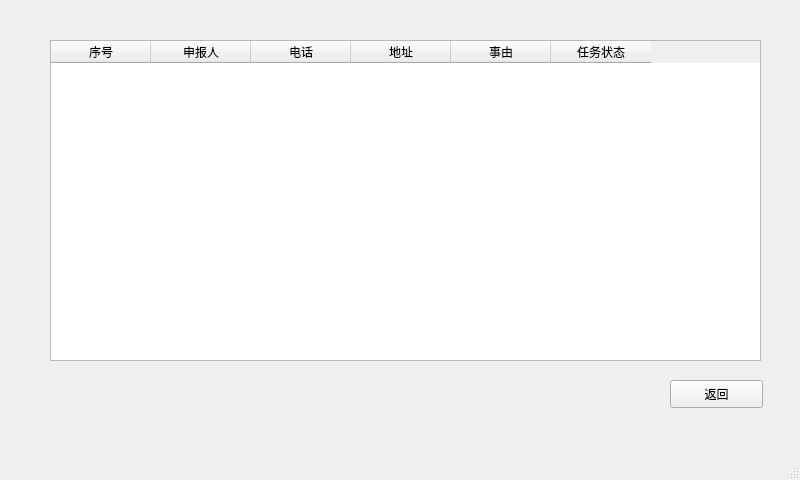
hewei-bit/QT-Learing, file item/intelligent_community/mange_business.ui: the form before one commit.
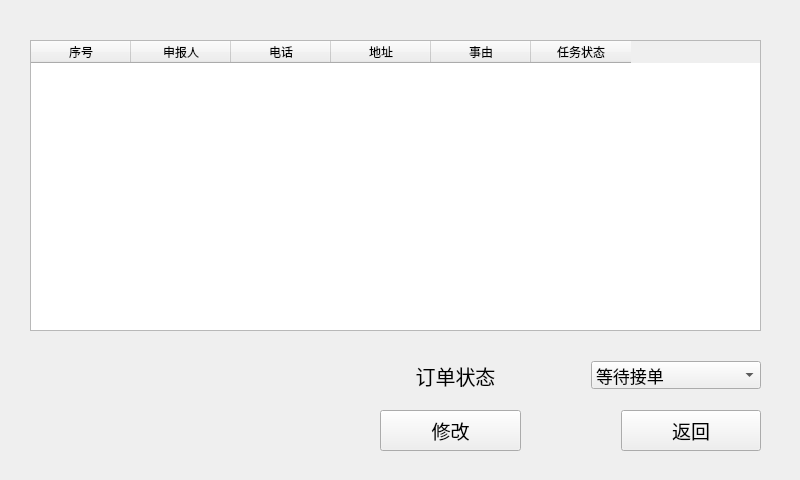
The form after the commit.

```diff
--- a/item/intelligent_community/mange_business.ui
+++ b/item/intelligent_community/mange_business.ui
@@ -14,26 +14,13 @@
    <string>MainWindow</string>
   </property>
   <widget class="QWidget" name="centralwidget">
-   <widget class="QPushButton" name="back">
-    <property name="geometry">
-     <rect>
-      <x>670</x>
-      <y>380</y>
-      <width>93</width>
-      <height>28</height>
-     </rect>
-    </property>
-    <property name="text">
-     <string>返回</string>
-    </property>
-   </widget>
    <widget class="QTableWidget" name="tableWidget">
     <property name="geometry">
      <rect>
-      <x>50</x>
+      <x>30</x>
       <y>40</y>
-      <width>711</width>
-      <height>321</height>
+      <width>731</width>
+      <height>291</height>
      </rect>
     </property>
     <column>
@@ -67,18 +54,112 @@
      </property>
     </column>
    </widget>
+   <widget class="QWidget" name="layoutWidget_3">
+    <property name="geometry">
+     <rect>
+      <x>380</x>
+      <y>410</y>
+      <width>381</width>
+      <height>41</height>
+     </rect>
+    </property>
+    <layout class="QHBoxLayout" name="horizontalLayout_3">
+     <property name="spacing">
+      <number>100</number>
+     </property>
+     <item>
+      <widget class="QPushButton" name="pushButton_2">
+       <property name="sizePolicy">
+        <sizepolicy hsizetype="Expanding" vsizetype="Expanding">
+         <horstretch>0</horstretch>
+         <verstretch>0</verstretch>
+        </sizepolicy>
+       </property>
+       <property name="font">
+        <font>
+         <pointsize>14</pointsize>
+        </font>
+       </property>
+       <property name="text">
+        <string>修改</string>
+       </property>
+      </widget>
+     </item>
+     <item>
+      <widget class="QPushButton" name="back_2">
+       <property name="sizePolicy">
+        <sizepolicy hsizetype="Expanding" vsizetype="Expanding">
+         <horstretch>0</horstretch>
+         <verstretch>0</verstretch>
+        </sizepolicy>
+       </property>
+       <property name="font">
+        <font>
+         <pointsize>14</pointsize>
+        </font>
+       </property>
+       <property name="text">
+        <string>返回</string>
+       </property>
+      </widget>
+     </item>
+    </layout>
+   </widget>
+   <widget class="QWidget" name="layoutWidget_2">
+    <property name="geometry">
+     <rect>
+      <x>370</x>
+      <y>350</y>
+      <width>391</width>
+      <height>51</height>
+     </rect>
+    </property>
+    <layout class="QHBoxLayout" name="horizontalLayout_2">
+     <property name="spacing">
+      <number>50</number>
+     </property>
+     <item>
+      <widget class="QLabel" name="label">
+       <property name="font">
+        <font>
+         <pointsize>15</pointsize>
+        </font>
+       </property>
+       <property name="text">
+        <string>订单状态</string>
+       </property>
+       <property name="alignment">
+        <set>Qt::AlignCenter</set>
+       </property>
+      </widget>
+     </item>
+     <item>
+      <widget class="QComboBox" name="comboBox">
+       <property name="font">
+        <font>
+         <pointsize>13</pointsize>
+        </font>
+       </property>
+       <item>
+        <property name="text">
+         <string>等待接单</string>
+        </property>
+       </item>
+       <item>
+        <property name="text">
+         <string>上门服务中</string>
+        </property>
+       </item>
+       <item>
+        <property name="text">
+         <string>订单完成</string>
+        </property>
+       </item>
+      </widget>
+     </item>
+    </layout>
+   </widget>
   </widget>
-  <widget class="QMenuBar" name="menubar">
-   <property name="geometry">
-    <rect>
-     <x>0</x>
-     <y>0</y>
-     <width>800</width>
-     <height>26</height>
-    </rect>
-   </property>
-  </widget>
-  <widget class="QStatusBar" name="statusbar"/>
  </widget>
  <resources/>
  <connections/>
```
